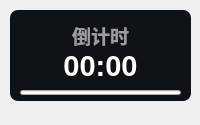
The window that ui/default/dark/widget-countdown.ui (RinLit-233-shiroko/Class-Widgets) describes before a commit, drawn with Qt 5.
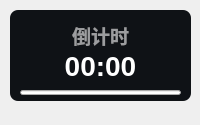
The same window after the commit. Custom widgets are drawn as their Qt base class.

The edit to the form file:
```diff
--- a/ui/default/dark/widget-countdown.ui
+++ b/ui/default/dark/widget-countdown.ui
@@ -102,7 +102,7 @@
    <property name="font">
     <font>
      <family>Microsoft YaHei UI</family>
-     <pointsize>22</pointsize>
+     <pointsize>21</pointsize>
      <weight>75</weight>
      <bold>true</bold>
     </font>
```
